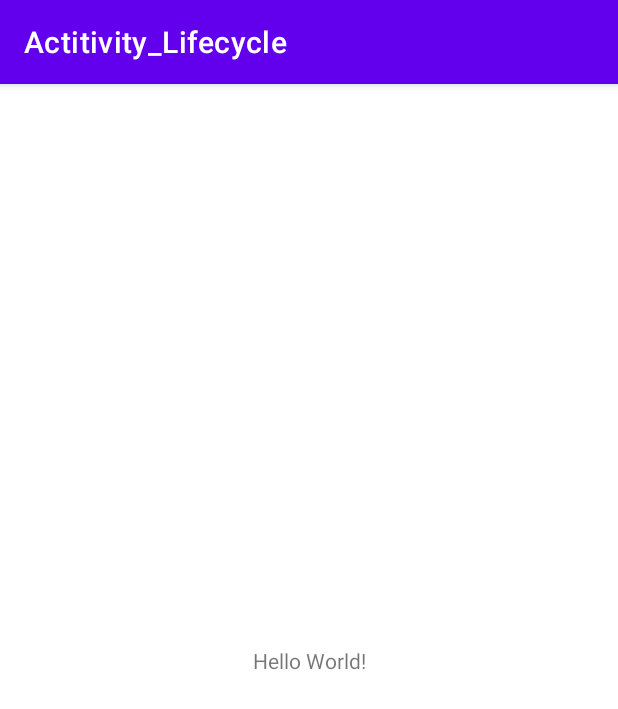
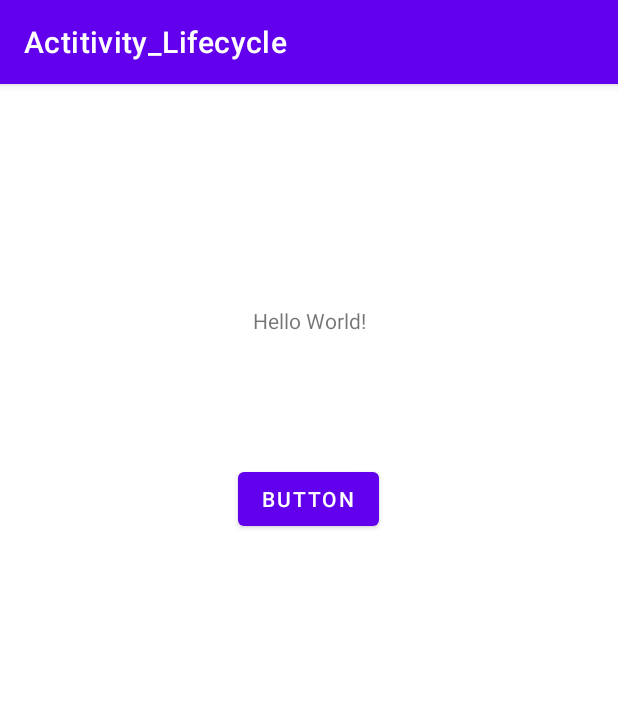
Before and after one commit to aliza-tariq/MC-30-11-2022, an Android app: the screen it shows after launch (MainActivity), on a phone screen of 412 x 824 dp. Shown: the top 709 px of the screen. Run offline under Robolectric (Android 15) with nearby library versions, the phone set to English and light mode, and no system bars.

Commit message:
activity_life_cycle

```diff
--- a/app/src/main/java/com/example/actitivity_lifecycle/MainActivity.java
+++ b/app/src/main/java/com/example/actitivity_lifecycle/MainActivity.java
@@ -2,13 +2,34 @@ package com.example.actitivity_lifecycle;
 
 import androidx.appcompat.app.AppCompatActivity;
 
+import android.content.Intent;
 import android.os.Bundle;
+import android.util.Log;
+import android.view.View;
+import android.widget.Button;
 
 public class MainActivity extends AppCompatActivity {
 
+    Button button;
     @Override
     protected void onCreate(Bundle savedInstanceState) {
         super.onCreate(savedInstanceState);
         setContentView(R.layout.activity_main);
+        Log.d("Activity1","onCreate");
+        button=findViewById(R.id.btn);
+        button.setOnClickListener(new View.OnClickListener() {
+            @Override
+            public void onClick(View view) {
+                Intent intent=new Intent(MainActivity.this,MainActivity2.class);
+                startActivity(intent);
+            }
+        });
     }
+
+    protected void onStart()
+    {
+        super.onStart();
+        Log.d("Activity1","onStart : ");
+    }
+
 }
--- a/app/src/main/res/layout/activity_main.xml
+++ b/app/src/main/res/layout/activity_main.xml
@@ -7,12 +7,25 @@
     tools:context=".MainActivity">
 
     <TextView
+        android:id="@+id/textView"
         android:layout_width="wrap_content"
         android:layout_height="wrap_content"
         android:text="Hello World!"
         app:layout_constraintBottom_toBottomOf="parent"
         app:layout_constraintEnd_toEndOf="parent"
         app:layout_constraintStart_toStartOf="parent"
-        app:layout_constraintTop_toTopOf="parent" />
+        app:layout_constraintTop_toTopOf="parent"
+        app:layout_constraintVertical_bias="0.198" />
+
+    <Button
+        android:id="@+id/btn"
+        android:layout_width="wrap_content"
+        android:layout_height="wrap_content"
+        android:layout_marginTop="85dp"
+        android:text="Button"
+        app:layout_constraintEnd_toEndOf="parent"
+        app:layout_constraintHorizontal_bias="0.498"
+        app:layout_constraintStart_toStartOf="parent"
+        app:layout_constraintTop_toBottomOf="@+id/textView" />
 
 </androidx.constraintlayout.widget.ConstraintLayout>
```
Also changed, not shown: app/src/main/AndroidManifest.xml (+7 -0 lines), app/src/main/java/com/example/actitivity_lifecycle/MainActivity2.java (added, +14 -0 lines), app/src/main/res/layout/activity_main2.xml (added, +9 -0 lines).
